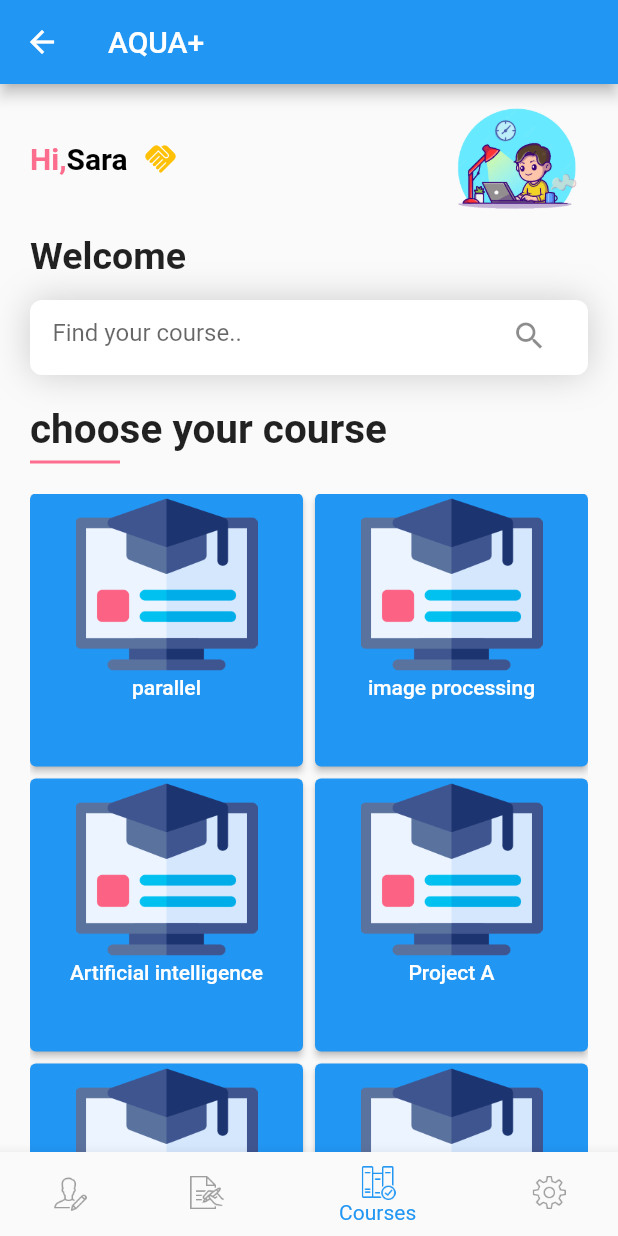
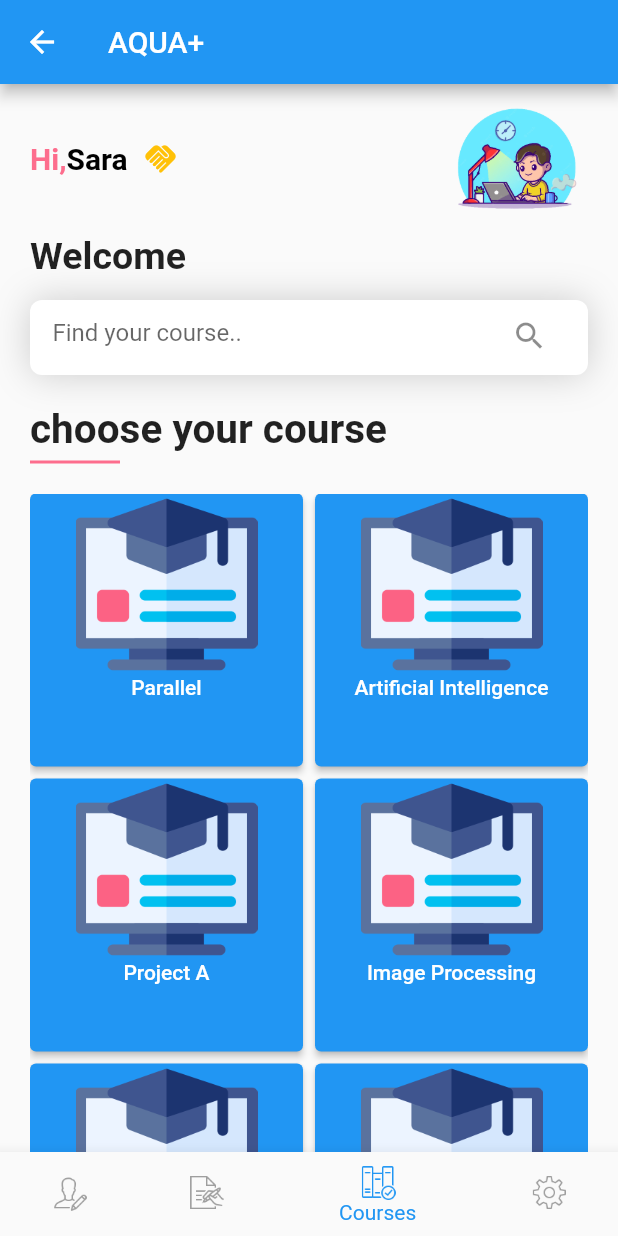
Before and after one commit to Habibakhali/AQUA, a Flutter app: the HomeScreenStudent screen opened by its route, item 3 of the bottom bar chosen, on a phone screen of 412 x 824 dp. Run offline on Flutter 3.47's test engine with Material 2 defaults, Android fonts, the phone set to English and light mode, and no system bars; our stand-ins replace image_picker; generated files the repository leaves out were written again.

Commit message:
Add some key in ar.arb and edit course text

```diff
--- a/lib/student/courses.dart
+++ b/lib/student/courses.dart
@@ -1,16 +1,21 @@
 import 'package:flutter/material.dart';
 
 import '../partement.dart';
+import 'package:flutter_gen/gen_l10n/app_localizations.dart';
+
 
 class Courses extends StatelessWidget {
   static const String routeName = 'Courses';
+
+  @override
+  Widget build(BuildContext context) {
     List<String> courseName = [
-    'parallel',
-    'image processing',
-    'Artificial intelligence',
-    'Project A',
-    'Cyber Security',
-    'Geometric',
+      AppLocalizations.of(context)!.parallel,
+      AppLocalizations.of(context)!.ai,
+      AppLocalizations.of(context)!.project_a,
+      AppLocalizations.of(context)!.image_process,
+      AppLocalizations.of(context)!.security,
+      AppLocalizations.of(context)!.geomety,
     ];
     List<String> coursesRoutes = [
       Courses.routeName,
@@ -23,8 +28,6 @@ class Courses extends StatelessWidget {
 
     ];
 
-  @override
-  Widget build(BuildContext context) {
     return Scaffold(
         body: Padding(
           padding: const EdgeInsets.only(left: 20, right: 20),
@@ -35,7 +38,7 @@ class Courses extends StatelessWidget {
                     RichText(
                       text: TextSpan(children: [
                         TextSpan(
-                            text: "Hi,",
+                            text:AppLocalizations.of(context)!.hi,
                             style: TextStyle(
                               color: Color(0xffFD6D8D),
                               fontSize: 20,
@@ -65,7 +68,7 @@ class Courses extends StatelessWidget {
 
             ]),
             Text(
-              "Welcome",
+              AppLocalizations.of(context)!.welcome,
               style: TextStyle(fontWeight: FontWeight.bold, fontSize: 25),
             ),
             SizedBox(
@@ -84,7 +87,7 @@ class Courses extends StatelessWidget {
               child: Padding(
                 padding: const EdgeInsets.only(right: 15,left: 15),
                 child: TextField(
-                  decoration: InputDecoration(hintText: "Find your course..",
+                  decoration: InputDecoration(hintText: AppLocalizations.of(context)!.find_your_course,
                   border: InputBorder.none,
                   suffixIcon: Icon(Icons.search)),
 
@@ -92,7 +95,7 @@ class Courses extends StatelessWidget {
               ),
             ),
             SizedBox(height: 20,),
-            Text("choose your course",style: TextStyle(fontWeight: FontWeight.bold,fontSize: 27),),
+            Text(AppLocalizations.of(context)!.choose_course,style: TextStyle(fontWeight: FontWeight.bold,fontSize: 27),),
             SizedBox(
               height: 5,
             ),
--- a/lib/student/setting.dart
+++ b/lib/student/setting.dart
@@ -33,7 +33,7 @@ static const String routeName='Setting';
 
                 ),
                 child: Text(AppLocalizations.of(context)!.currentLang)),
-          )
+          ),
         ],
       ),
     );
```
Also changed, not shown: lib/l10n/app_ar.arb (+11 -2 lines), lib/l10n/app_en.arb (+11 -1 lines). Lines whose indentation alone changed are shown as unchanged.
